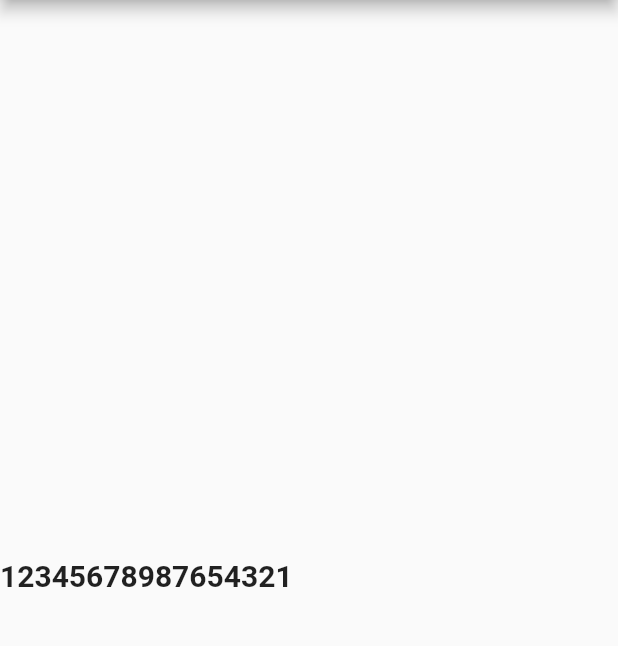
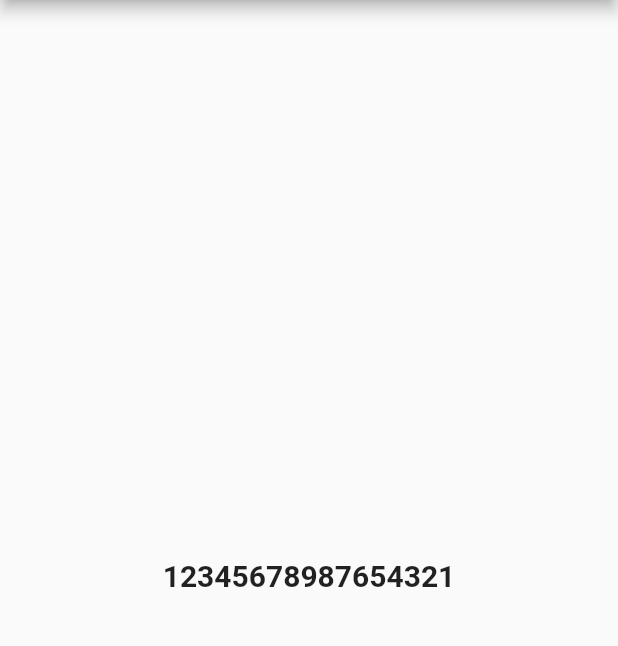
Before and after one commit to kiesman99/number_slide_animation, a Flutter app: the screen it shows after launch, on a phone screen of 412 x 824 dp, the part 84-730 px from its top. Run offline on Flutter 3.47's test engine with Material 2 defaults, Android fonts, the phone set to English and light mode, and no system bars.

Commit message:
simplyfied centering

```diff
--- a/example/lib/main.dart
+++ b/example/lib/main.dart
@@ -34,11 +34,8 @@ class Example extends StatelessWidget {
         title: Text("Simple Example"),
       ),
       body: Container(
-        child: Column(
-          crossAxisAlignment: CrossAxisAlignment.center,
-          mainAxisAlignment: MainAxisAlignment.center,
-          children: <Widget>[
-            NumberSlideAnimation(
+        child: Center(
+          child: NumberSlideAnimation(
             number: "12345678987654321",
             duration: const Duration(seconds: 2),
             curve: Curves.decelerate,
@@ -47,7 +44,6 @@ class Example extends StatelessWidget {
                 fontWeight: FontWeight.bold
             ),
           ),
-          ],
         )
       ),
     );
```
Lines whose indentation alone changed are shown as unchanged.
